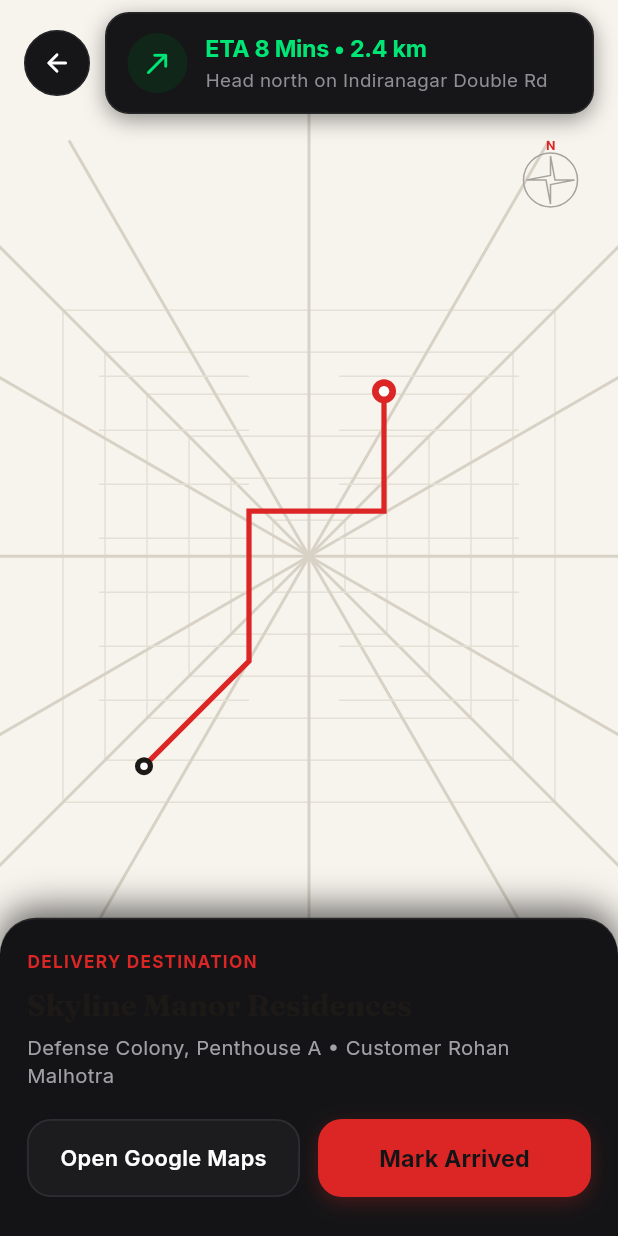
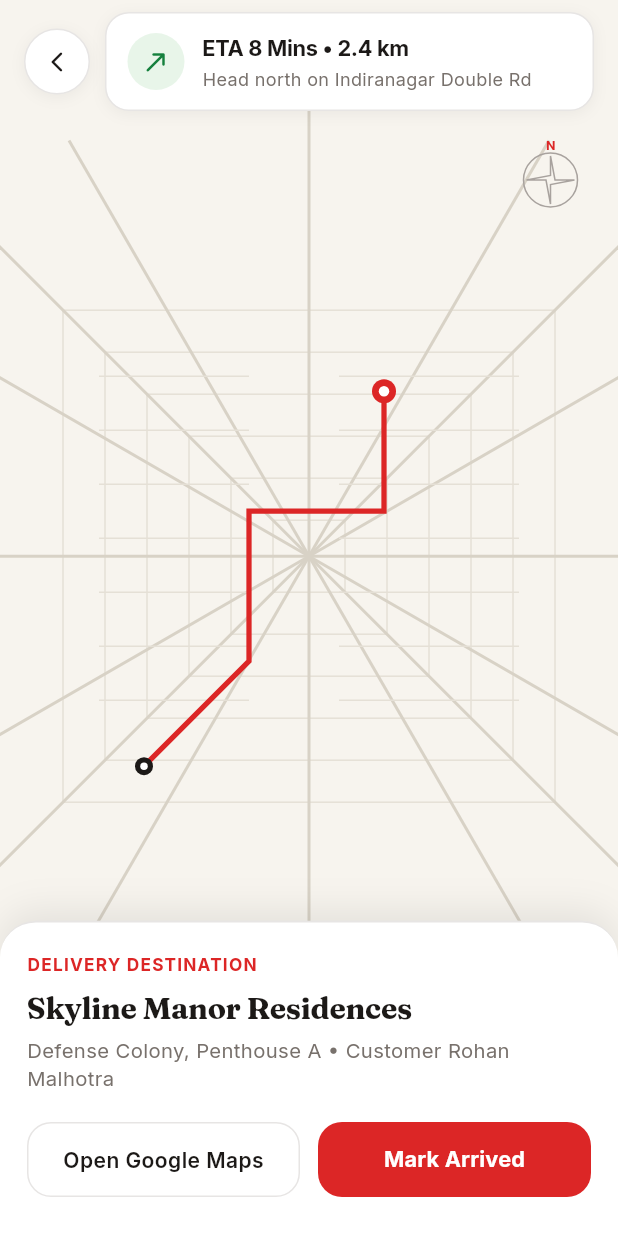
Before and after one commit to prabhasadvmen-maker/eatoggy-partner-app-, a Flutter app: the ActiveNavigationView screen opened directly, on a phone screen of 412 x 824 dp. Run offline on Flutter 3.47's test engine with Material 3 defaults, Android fonts, the phone set to English and light mode, and no system bars; our stand-ins replace equatable, flutter_bloc, go_router, google_fonts, image_picker, sizer; project files that could hold a hidden picture were left out.

Commit message:
feat(navigation): improve active navigation view with ETA cards and sheets

```diff
--- a/lib/features/deliveries/presentation/pages/active_navigation_screen.dart
+++ b/lib/features/deliveries/presentation/pages/active_navigation_screen.dart
@@ -1,5 +1,6 @@
 import 'package:flutter/material.dart';
 import 'package:flutter_bloc/flutter_bloc.dart';
+import '../../../../core/theme/app_colors.dart';
 import '../../bloc/active_navigation/active_navigation_bloc.dart';
 import '../../bloc/active_navigation/active_navigation_event.dart';
 import '../../bloc/active_navigation/active_navigation_state.dart';
@@ -34,7 +35,7 @@ class ActiveNavigationView extends StatelessWidget {
     return PopScope(
       canPop: true,
       child: Scaffold(
-        backgroundColor: const Color(0xFF0D0D0E),
+        backgroundColor: AppColors.scaffoldBackground,
         body: BlocConsumer<ActiveNavigationBloc, ActiveNavigationState>(
           listener: (context, state) {
             if (state.message != null) {
@@ -51,39 +52,14 @@ class ActiveNavigationView extends StatelessWidget {
 
             return Stack(
               children: [
-                // 1. Luxury Dark-Gold Geometric Map Background
+                // 1. Luxury Light Map Background
                 Positioned.fill(
                   child: CustomPaint(
                     painter: LuxuryMapPainter(),
                   ),
                 ),
 
-                // 2. Watermark overlay text at bottom center matching screenshot
-                Positioned(
-                  bottom: 145,
-                  left: 18,
-                  child: Row(
-                    children: [
-                      Text(
-                        'CITY XPLORER',
-                        style: TextStyle(
-                          color: const Color(0xFF5A4A28).withValues(alpha: 0.4),
-                          fontSize: 18,
-                          fontWeight: FontWeight.w900,
-                          letterSpacing: 2.0,
-                        ),
-                      ),
-                      const SizedBox(width: 6),
-                      Icon(
-                        Icons.search_rounded,
-                        color: const Color(0xFF5A4A28).withValues(alpha: 0.4),
-                        size: 20,
-                      ),
-                    ],
-                  ),
-                ),
-
-                // 3. Top Floating ETA & Direction Card
+                // 2. Top Floating ETA & Direction Card
                 Positioned(
                   top: 0,
                   left: 16,
@@ -101,7 +77,7 @@ class ActiveNavigationView extends StatelessWidget {
                   ),
                 ),
 
-                // 4. Bottom Delivery Destination Sheet
+                // 3. Bottom Delivery Destination Sheet
                 Positioned(
                   bottom: 0,
                   left: 0,
--- a/lib/features/deliveries/presentation/widgets/navigation_destination_sheet.dart
+++ b/lib/features/deliveries/presentation/widgets/navigation_destination_sheet.dart
@@ -1,6 +1,7 @@
 import 'package:flutter/material.dart';
 import 'package:google_fonts/google_fonts.dart';
 import '../../../../core/theme/app_colors.dart';
+import '../../../../core/theme/app_spacing.dart';
 
 class NavigationDestinationSheet extends StatelessWidget {
   final String destinationTitle;
@@ -20,23 +21,21 @@ class NavigationDestinationSheet extends StatelessWidget {
 
   @override
   Widget build(BuildContext context) {
-    const goldColor = AppColors.cardGoldAccent;
-
     return Container(
       width: double.infinity,
       padding: const EdgeInsets.fromLTRB(18, 20, 18, 26),
       decoration: BoxDecoration(
-        color: const Color(0xFF141416),
+        color: AppColors.surface,
         borderRadius: const BorderRadius.vertical(top: Radius.circular(24)),
-        border: Border(
+        border: const Border(
           top: BorderSide(
-            color: const Color(0xFF262628),
+            color: AppColors.border,
             width: 1.2,
           ),
         ),
         boxShadow: [
           BoxShadow(
-            color: Colors.black.withValues(alpha: 0.6),
+            color: Colors.black.withValues(alpha: 0.08),
             blurRadius: 20,
             offset: const Offset(0, -6),
           ),
@@ -52,7 +51,7 @@ class NavigationDestinationSheet extends StatelessWidget {
             Text(
               'DELIVERY DESTINATION',
               style: GoogleFonts.inter(
-                color: goldColor,
+                color: AppColors.primary,
                 fontSize: 11.5,
                 fontWeight: FontWeight.w700,
                 letterSpacing: 0.8,
@@ -60,11 +59,11 @@ class NavigationDestinationSheet extends StatelessWidget {
             ),
             const SizedBox(height: 6),
 
-            // Destination Title (Fraunces Cream Serif)
+            // Destination Title (Fraunces Stone Charcoal Serif)
             Text(
               destinationTitle,
               style: GoogleFonts.fraunces(
-                color: AppColors.creamText,
+                color: AppColors.textPrimary,
                 fontSize: 20,
                 fontWeight: FontWeight.w700,
                 letterSpacing: -0.2,
@@ -76,7 +75,7 @@ class NavigationDestinationSheet extends StatelessWidget {
             Text(
               destinationDetails,
               style: GoogleFonts.inter(
-                color: const Color(0xFFA0A0A5),
+                color: AppColors.textSecondary,
                 fontSize: 13.5,
                 fontWeight: FontWeight.w400,
               ),
@@ -88,27 +87,22 @@ class NavigationDestinationSheet extends StatelessWidget {
               children: [
                 // "Open Google Maps" Button
                 Expanded(
-                  child: InkWell(
-                    onTap: onOpenMaps,
-                    borderRadius: BorderRadius.circular(16),
-                    child: Container(
-                      height: 52,
-                      decoration: BoxDecoration(
-                        color: const Color(0xFF1C1C1E),
-                        borderRadius: BorderRadius.circular(16),
-                        border: Border.all(
-                          color: const Color(0xFF2E2E32),
-                          width: 1.2,
+                  child: SizedBox(
+                    height: 50,
+                    child: OutlinedButton(
+                      onPressed: onOpenMaps,
+                      style: OutlinedButton.styleFrom(
+                        foregroundColor: AppColors.textPrimary,
+                        side: const BorderSide(color: AppColors.border),
+                        shape: const RoundedRectangleBorder(
+                          borderRadius: AppRadius.borderLg,
                         ),
                       ),
-                      child: Center(
                       child: Text(
                         'Open Google Maps',
                         style: GoogleFonts.inter(
-                            color: Colors.white,
-                            fontSize: 14.5,
+                          fontSize: 14,
                           fontWeight: FontWeight.w600,
-                          ),
                         ),
                       ),
                     ),
@@ -116,38 +110,27 @@ class NavigationDestinationSheet extends StatelessWidget {
                 ),
                 const SizedBox(width: 12),
 
-                // "Mark Arrived" Gold CTA Button
+                // "Mark Arrived" Crimson CTA Button
                 Expanded(
-                  child: InkWell(
-                    onTap: onMarkArrived,
-                    borderRadius: BorderRadius.circular(16),
-                    child: Container(
-                      height: 52,
-                      decoration: BoxDecoration(
-                        color: isArrived
-                            ? const Color(0xFF00E676)
-                            : goldColor,
-                        borderRadius: BorderRadius.circular(16),
-                        boxShadow: [
-                          BoxShadow(
-                            color: (isArrived
-                                    ? const Color(0xFF00E676)
-                                    : goldColor)
-                                .withValues(alpha: 0.25),
-                            blurRadius: 10,
-                            offset: const Offset(0, 4),
+                  child: SizedBox(
+                    height: 50,
+                    child: ElevatedButton(
+                      onPressed: onMarkArrived,
+                      style: ElevatedButton.styleFrom(
+                        backgroundColor:
+                            isArrived ? AppColors.success : AppColors.primary,
+                        foregroundColor: Colors.white,
+                        elevation: 0,
+                        shape: const RoundedRectangleBorder(
+                          borderRadius: AppRadius.borderLg,
                         ),
-                        ],
                       ),
-                      child: Center(
                       child: Text(
                         isArrived ? 'Arrived ✓' : 'Mark Arrived',
                         style: GoogleFonts.inter(
-                            color: const Color(0xFF141416),
-                            fontSize: 15.5,
+                          fontSize: 14.5,
                           fontWeight: FontWeight.w700,
                           letterSpacing: 0.1,
-                          ),
                         ),
                       ),
                     ),
--- a/lib/features/deliveries/presentation/widgets/navigation_eta_card.dart
+++ b/lib/features/deliveries/presentation/widgets/navigation_eta_card.dart
@@ -1,5 +1,7 @@
 import 'package:flutter/material.dart';
 import 'package:google_fonts/google_fonts.dart';
+import '../../../../core/theme/app_colors.dart';
+import '../../../../core/theme/app_spacing.dart';
 
 class NavigationEtaCard extends StatelessWidget {
   final int etaMinutes;
@@ -26,58 +28,53 @@ class NavigationEtaCard extends StatelessWidget {
             width: 44,
             height: 44,
             decoration: BoxDecoration(
-              color: const Color(0xFF161618),
+              color: AppColors.surface,
               shape: BoxShape.circle,
               border: Border.all(
-                color: const Color(0xFF262628),
+                color: AppColors.border,
                 width: 1,
               ),
+              boxShadow: AppShadows.card,
             ),
             child: const Center(
               child: Icon(
-                Icons.arrow_back_rounded,
-                color: Colors.white,
-                size: 20,
+                Icons.arrow_back_ios_new_rounded,
+                color: AppColors.textPrimary,
+                size: 16,
               ),
             ),
           ),
         ),
         const SizedBox(width: 10),
 
-        // Main ETA Card matching screenshot
+        // Main ETA Card matching d06-map-navigation.svg
         Expanded(
           child: Container(
             padding: const EdgeInsets.symmetric(horizontal: 14, vertical: 12),
             decoration: BoxDecoration(
-              color: const Color(0xFF161618),
-              borderRadius: BorderRadius.circular(16),
+              color: AppColors.surface,
+              borderRadius: AppRadius.borderLg,
               border: Border.all(
-                color: const Color(0xFF262628),
+                color: AppColors.border,
                 width: 1,
               ),
-              boxShadow: [
-                BoxShadow(
-                  color: Colors.black.withValues(alpha: 0.4),
-                  blurRadius: 12,
-                  offset: const Offset(0, 4),
-                ),
-              ],
+              boxShadow: AppShadows.card,
             ),
             child: Row(
               children: [
                 // Green Circular Direction Arrow
                 Container(
-                  width: 40,
-                  height: 40,
+                  width: 38,
+                  height: 38,
                   decoration: const BoxDecoration(
-                    color: Color(0xFF0F2618),
+                    color: AppColors.successLight,
                     shape: BoxShape.circle,
                   ),
                   child: const Center(
                     child: Icon(
                       Icons.north_east_rounded,
-                      color: Color(0xFF00E676),
-                      size: 22,
+                      color: AppColors.successText,
+                      size: 20,
                     ),
                   ),
                 ),
@@ -92,8 +89,8 @@ class NavigationEtaCard extends StatelessWidget {
                       Text(
                         'ETA $etaMinutes Mins • $distanceKm km',
                         style: GoogleFonts.inter(
-                          color: const Color(0xFF00E676),
-                          fontSize: 15.5,
+                          color: AppColors.textPrimary,
+                          fontSize: 14.5,
                           fontWeight: FontWeight.w700,
                           letterSpacing: -0.2,
                         ),
@@ -102,8 +99,8 @@ class NavigationEtaCard extends StatelessWidget {
                       Text(
                         turnDirection,
                         style: GoogleFonts.inter(
-                          color: const Color(0xFF8E8E93),
-                          fontSize: 12.5,
+                          color: AppColors.textSecondary,
+                          fontSize: 12,
                           fontWeight: FontWeight.w400,
                         ),
                         maxLines: 1,
```
Lines whose indentation alone changed are shown as unchanged.
